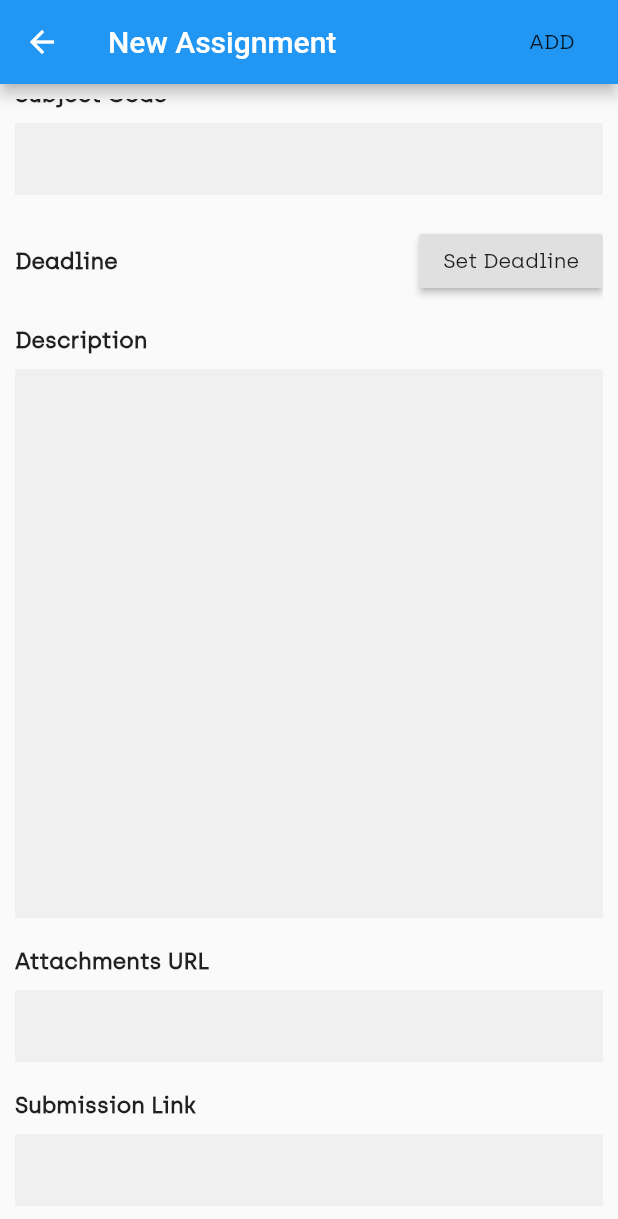
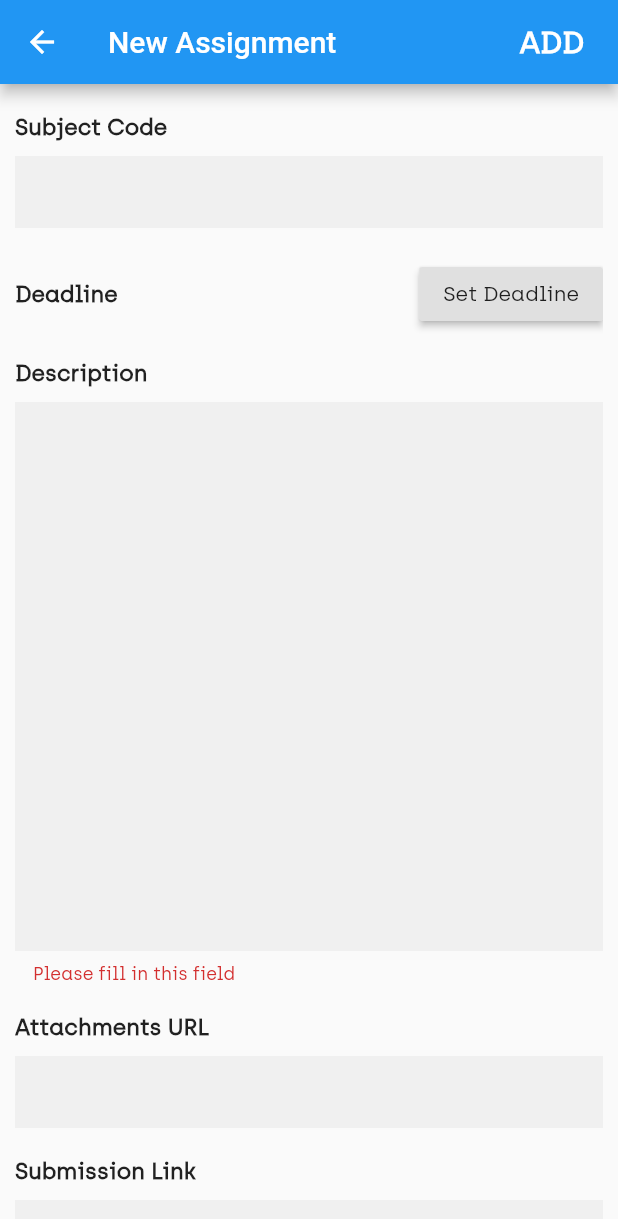
Before and after one commit to impracticalcoders/MSRIT-CR-Portal, a Flutter app: the AddAssignment screen opened directly, scrolled down 118 dp, after a tap on "ADD", on a phone screen of 412 x 824 dp. Shown: the top 1219 px of the screen. Run offline on Flutter 3.47's test engine with Material 2 defaults, Android fonts, the phone set to English and light mode, and no system bars; our stand-ins replace cloud_firestore, firebase_auth, fluttertoast, shared_preferences; accounts and stored records are empty; network calls fail.

Commit message:
assignment Create implemented

```diff
--- a/lib/screens/addassignment.dart
+++ b/lib/screens/addassignment.dart
@@ -1,7 +1,11 @@
+import 'package:crportal/services/newassignmentbloc.dart';
+import 'package:flutter/cupertino.dart';
 import 'package:flutter/material.dart';
+import 'package:fluttertoast/fluttertoast.dart';
 
 class AddAssignment extends StatefulWidget {
-  AddAssignment({Key key}) : super(key: key);
+ final String classcode;
+  AddAssignment({Key key,this.classcode}) : super(key: key);
 
   @override
   _AddAssignmentState createState() => _AddAssignmentState();
@@ -40,6 +44,7 @@ class _AddAssignmentState extends State<AddAssignment> {
     );
   }
 
+
   @override
   void initState() {
     super.initState();
@@ -51,7 +56,61 @@ class _AddAssignmentState extends State<AddAssignment> {
     this._submissionlinkcontroller=new TextEditingController();
   }
 
-  Widget _entryField(String title, {TextEditingController controllervar}) {
+
+    onPressRegister() {
+    if (!_formKey.currentState.validate()) {
+    } else {
+      setState(() {
+        this.isLoading = true;
+      });
+      addAssignmentToDB(
+              _titlecontroller?.text ?? "Untitled",
+              _subjectcodecontroller?.text ?? "NESC",
+              _descriptioncontroller?.text ?? "Description",
+              finaldate??DateTime.now(),
+              _submissionlinkcontroller?.text ?? "submissionlink",
+              _moredetailslinkcontroller?.text??"more details",
+              widget.classcode??"NA")
+          .then((statusCode) {
+        setState(() {
+          this.isLoading = false;
+        });
+        switch (statusCode) {
+          case 1:
+            print('Added');
+            Fluttertoast.showToast(
+                msg: "Assignment Added",
+                toastLength: Toast.LENGTH_SHORT,
+                gravity: ToastGravity.BOTTOM,
+                textColor: Colors.white,
+                fontSize: 16.0);
+            Navigator.pop(context);
+            break;
+          case 2:
+            print('check your internet connection');
+            Fluttertoast.showToast(
+                msg: "Check your Internet Connection",
+                toastLength: Toast.LENGTH_SHORT,
+                gravity: ToastGravity.BOTTOM,
+                textColor: Colors.white,
+                fontSize: 16.0);
+            break;
+          case 3:
+            print('please try again later');
+            Fluttertoast.showToast(
+                msg: "Please try again later",
+                toastLength: Toast.LENGTH_SHORT,
+                gravity: ToastGravity.BOTTOM,
+                textColor: Colors.white,
+                fontSize: 16.0);
+            break;
+        }
+      });
+    }
+  }
+
+
+  Widget _entryField(String title, {TextEditingController controllervar,bool isRequired=true}) {
     return Container(
       margin: EdgeInsets.symmetric(vertical: 10),
       child: Column(
@@ -66,7 +125,7 @@ class _AddAssignmentState extends State<AddAssignment> {
           ),
           TextFormField(
               validator: (value) {
-                if (value.isEmpty) {
+                if (isRequired&&value.isEmpty) {
                   return 'Please fill in this field';
                 }
                 return null;
@@ -139,20 +198,20 @@ class _AddAssignmentState extends State<AddAssignment> {
   }
 
   Widget _formfieldswidgets() {
-    return
+    return Form(key: _formKey,child:
     ListView(
       children: <Widget>[
         _entryField("Title", controllervar: _titlecontroller),
-        _entryField("Subject Code", controllervar: _subjectcodecontroller),
+        _entryField("Subject Code", controllervar: _subjectcodecontroller,isRequired: false),
         _deadlineSelector(),
         _descriptionField("Description", controllervar: _descriptioncontroller),
 
         _entryField("Attachments URL",
-            controllervar: _moredetailslinkcontroller),
+            controllervar: _moredetailslinkcontroller,isRequired: false),
         _entryField("Submission Link",
-            controllervar: _submissionlinkcontroller),
+            controllervar: _submissionlinkcontroller,isRequired: false),
       ],
-    physics: BouncingScrollPhysics(),);
+    physics: BouncingScrollPhysics(),));
   }
 
   @override
@@ -162,8 +221,13 @@ class _AddAssignmentState extends State<AddAssignment> {
         title: Text('New Assignment'),
         actions: <Widget>[
           FlatButton(
-            child: Text("ADD"),
-            onPressed: () {},
+             child: isLoading
+            ? CupertinoActivityIndicator()
+            : Text(
+                'ADD',
+                style: TextStyle(fontSize: 20,fontWeight: FontWeight.bold,color: Colors.white),
+              ),
+            onPressed: () {onPressRegister();},
           )
         ],
       ),
--- a/lib/screens/dashboard.dart
+++ b/lib/screens/dashboard.dart
@@ -15,6 +15,7 @@ class Dashboard extends StatefulWidget {
 class _DashboardState extends State<Dashboard> with SingleTickerProviderStateMixin {
     TabController _tabController;
     String branch=' ',sem=' ',sec=' ';
+    String classcode='NA';
      @override
   void initState() {
     _tabController = new TabController(length: 3, vsync: this);
@@ -31,6 +32,7 @@ class _DashboardState extends State<Dashboard> with SingleTickerProviderStateMix
         this.branch = branch;
         this.sem=sem;
         this.sec=sec;
+        this.classcode=branch+sem+sec;
       });
   }
 
@@ -82,7 +84,7 @@ class _DashboardState extends State<Dashboard> with SingleTickerProviderStateMix
               physics: BouncingScrollPhysics(),
               children: [
                 NoticesScreen(),
-                AssignmentsScreen(),
+                AssignmentsScreen(classcode: classcode,),
                 TestsScreen()
               ],
               controller: _tabController,
--- a/lib/services/newassignmentbloc.dart
+++ b/lib/services/newassignmentbloc.dart
@@ -23,7 +23,7 @@ Future<int> addAssignmentToDB(String title,String subjcode,String description,Da
     'subjectCode':subjcode,
   });
 
-  await Firestore.instance.collection('classCode').document('CS2B').collection('assignment').document(assignmentId).setData(assignmentDetails).catchError((onError){statusCode =3;});
+  await Firestore.instance.collection('classCodes').document(classcode).collection('assignments').document(assignmentId).setData(assignmentDetails).catchError((onError){statusCode =3;});
 
   return statusCode;
 }
```
Also changed, not shown: lib/screens/assignmentsscreen.dart (+5 -4 lines).
